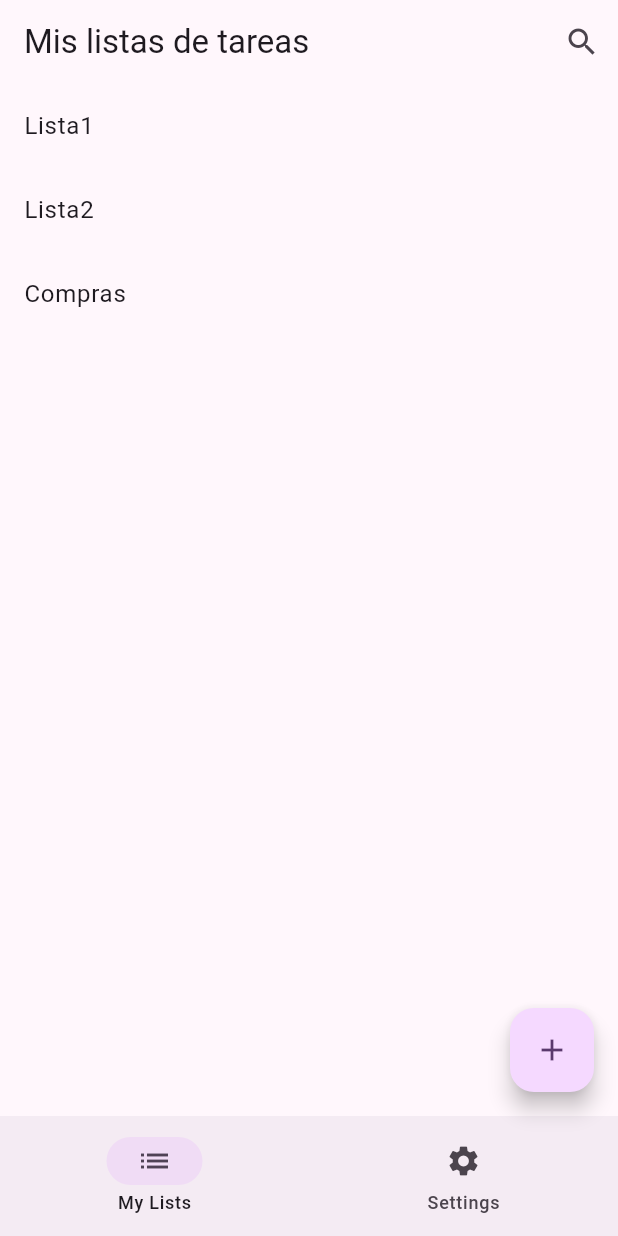
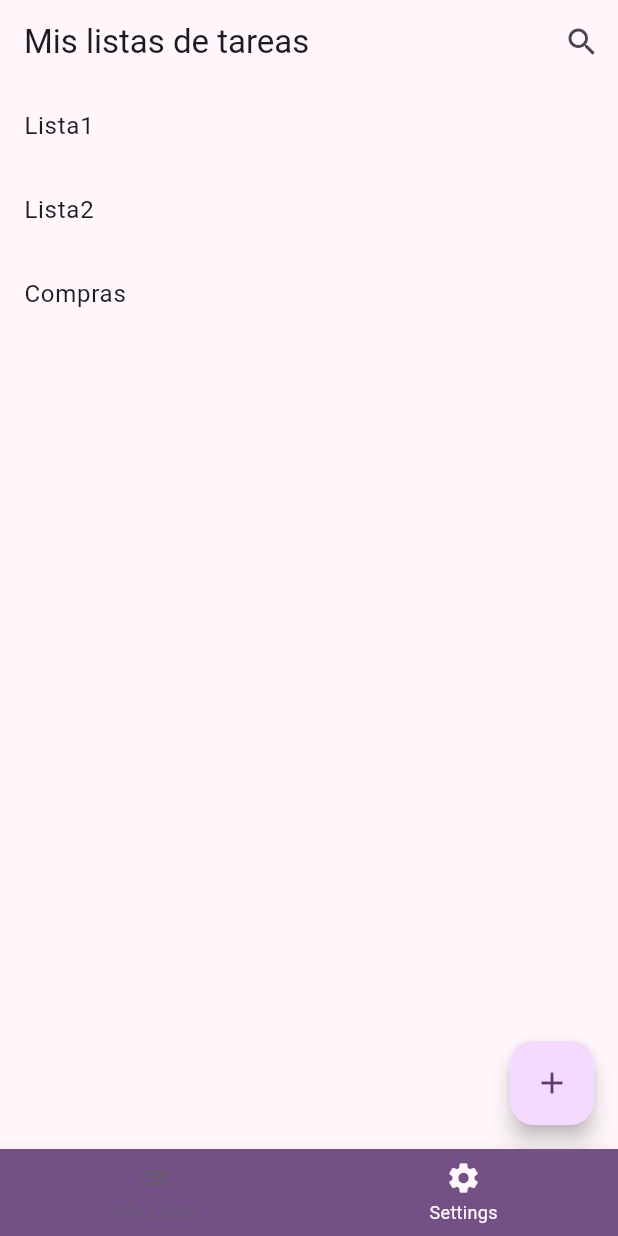
Before and after one commit to ValeriaBrzoza/excluidos_unidos, a Flutter app: the screen it shows after launch, after a tap on "Continue as guest", on a phone screen of 412 x 824 dp. Run offline on Flutter 3.47's test engine with Material 2 defaults, Android fonts, the phone set to English and light mode, and no system bars.

Commit message:
agregue vista config, y separe la vista listas

```diff
--- /dev/null
+++ b/lib/screens/Views/lists_view.dart
@@ -0,0 +1,62 @@
+import 'package:flutter/material.dart';
+import 'package:prueba_01/screens/Views/tasklist_creator_view.dart';
+import 'package:prueba_01/services/falsedataprovider.dart';
+import 'package:prueba_01/screens/Views/tasklist_view.dart';
+import 'package:prueba_01/models/tasklist.dart';
+
+class ListsView extends StatefulWidget {
+  const ListsView({super.key});
+
+  @override
+  State<ListsView> createState() => _ListsViewState();
+}
+
+class _ListsViewState extends State<ListsView> {
+  List<TaskList> listas = [];
+  int selectedIndex = 0;
+
+  @override
+  void initState() {
+    listas = DataProvider.instance.getLists();
+    super.initState(); //"BASE DE DATOS" obteniendo las listas
+  }
+
+  @override
+  Widget build(BuildContext context) {
+    return Scaffold(
+      //devuelve vista
+      appBar: AppBar(
+          //vista tiene barrita arriba
+          title: const Text('Mis listas de tareas'),
+          actions: [
+            IconButton(
+              onPressed: () {},
+              icon: const Icon(Icons.search),
+            ),
+          ]),
+      floatingActionButton: FloatingActionButton(
+        //boton de añadir lista
+        onPressed: () {
+          showDialog(
+              context: context,
+              builder: (context) =>
+                  const TaskListCreatorView()); //formulario de creacion de listas
+        },
+        child: const Icon(Icons.add), //icono del boton
+      ),
+      //vista de listas
+      body: ListView.builder(
+        //recibe lista de widgets y los muestra en orden scroleable
+        itemCount: listas.length,
+        itemBuilder: (context, index) => ListTile(
+          //elemento de la lista con formato de item
+          title: Text(listas[index].name),
+          onTap: () {
+            Navigator.of(context).push(MaterialPageRoute(
+                builder: (context) => TaskListView(id: index.toString())));
+          },
+        ),
+      ),
+    );
+  }
+}
--- /dev/null
+++ b/lib/screens/Views/settings_screen.dart
@@ -0,0 +1,18 @@
+import 'package:flutter/material.dart';
+
+class SettingsView extends StatefulWidget {
+  const SettingsView({super.key});
+
+  @override
+  State<SettingsView> createState() => _SettingsViewState();
+}
+
+class _SettingsViewState extends State<SettingsView> {
+  @override
+  Widget build(BuildContext context) {
+    return const Scaffold(
+        body: Center(
+      child: Text('Pantalla de settings'),
+    ));
+  }
+}
--- a/lib/screens/home.dart
+++ b/lib/screens/home.dart
@@ -1,7 +1,6 @@
 import 'package:flutter/material.dart';
-import 'package:prueba_01/screens/tasklist_creator_view.dart';
-import 'package:prueba_01/services/falsedataprovider.dart';
-import 'package:prueba_01/screens/tasklist_view.dart';
+import 'package:prueba_01/screens/Views/lists_view.dart';
+import 'package:prueba_01/screens/Views/settings_screen.dart';
 import 'package:prueba_01/models/tasklist.dart';
 
 class HomePage extends StatefulWidget {
@@ -13,68 +12,44 @@ class HomePage extends StatefulWidget {
 
 class _HomePageState extends State<HomePage> {
   List<TaskList> listas = [];
-
-  @override
-  void initState() {
-    listas = DataProvider.instance.getLists();
-    super.initState(); //"BASE DE DATOS" obteniendo las listas
-  }
+  int selectedIndex = 0;
 
   @override
   Widget build(BuildContext context) {
+    final screens = [
+      const ListsView(),
+      const SettingsView(),
+    ];
+    final themeColors = Theme.of(context).colorScheme;
+
     return Scaffold(
-      //devuelve vista
-      appBar: AppBar(
-          //vista tiene barrita arriba
-          title: const Text('Mis listas de tareas'),
-          actions: [
-            IconButton(
-              onPressed: () {},
-              icon: Icon(Icons.search),
-            ),
-          ]),
-      floatingActionButton: FloatingActionButton(
-        //boton de añadir lista
-        onPressed: () {
-          showDialog(context: context, builder: (context) => const TaskListCreatorView()); //te lleva a otra vista
-          // Navigator.of(context).push(AdaptativeModalPageRoute(width: width, builder: (context) => TaskListCreatorView()));
-        },
-        child: const Icon(Icons.add), //icono del boton
+      body: IndexedStack(
+        index: selectedIndex,
+        children: screens,
       ),
       //Botones de la Barra de navegacion
-      bottomNavigationBar: NavigationBar(
-        //barrita de abajo
-        destinations: const [
-          //NavigationBar va a tener logica de navergacion
-          NavigationDestination(
-            //dibujos de abajo
+      bottomNavigationBar: BottomNavigationBar(
+        currentIndex: selectedIndex,
+        onTap: (value) {
+          setState(() {
+            selectedIndex = value;
+          });
+        },
+        fixedColor: themeColors.secondary,
+        backgroundColor: themeColors.primary,
+        unselectedItemColor: themeColors.background,
+        items: const [
+          BottomNavigationBarItem(
             icon: Icon(Icons.list),
             label: 'My Lists',
           ),
-          NavigationDestination(
+          BottomNavigationBarItem(
             //dibujos de abajo
             icon: Icon(Icons.settings),
             label: 'Settings',
           )
         ],
       ),
-      //vista de listas
-      body: ListView.builder(
-        //recibe lista de widgets y los muestra en orden scroleable
-        itemCount: listas.length,
-        itemBuilder: (context, index) => ListTile(
-          //elemento de la lista con formato de item
-          title: Text(listas[index].name),
-          onTap: () {
-            Navigator.of(context).push(MaterialPageRoute(builder: (context) => TaskListView(id: index.toString())));
-          },
-        ),
-      ),
     );
   }
 }
-
-
-          // itemCount: 1,
-          // itemBuilder: (context, index) =>
-          //     ListTile(title: Text('Lista nro $index')),
```
